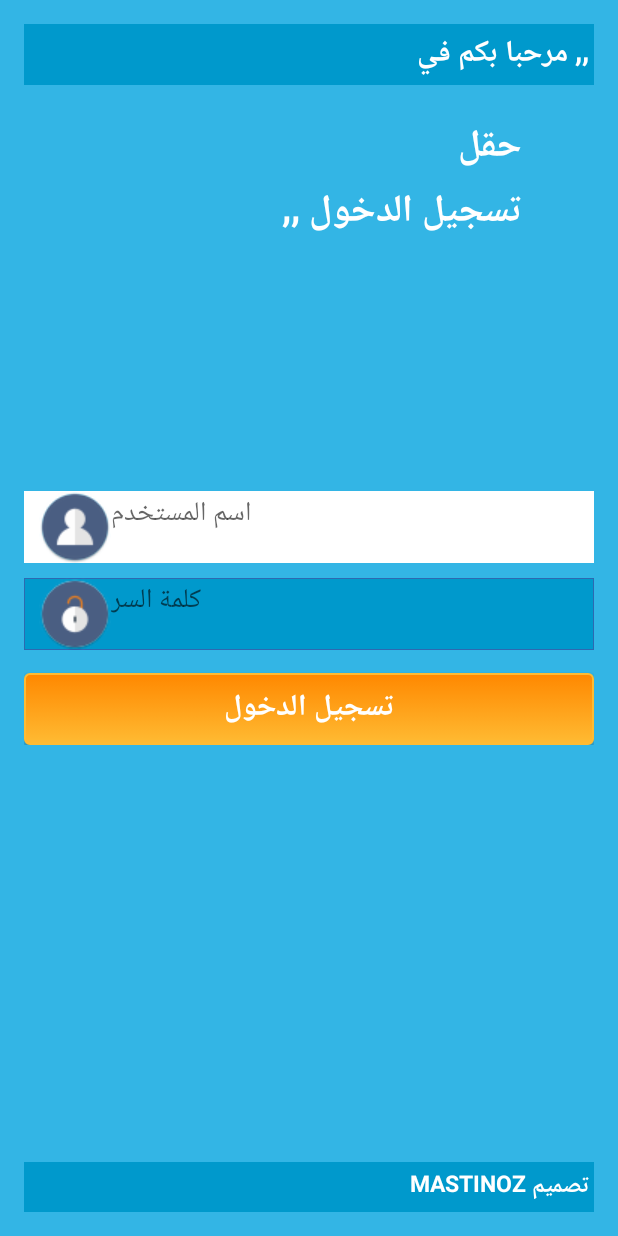
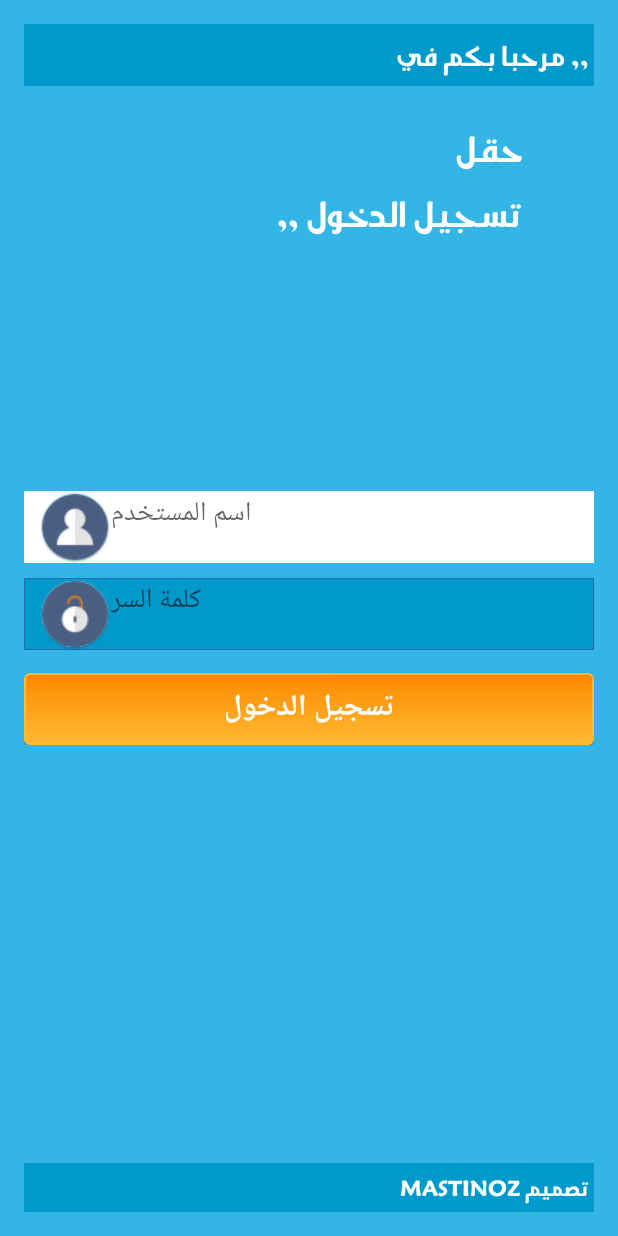
Before and after one commit to MyLhassane/LoginFormB, an Android app: the screen it shows after launch (LoginActivity), on a phone screen of 412 x 824 dp. Run offline under Robolectric (Android 15) with nearby library versions, the phone set to English and light mode, and no system bars.

Commit message:
25 - adding fonts to custom textview

```diff
--- /dev/null
+++ b/app/src/main/java/hassan_mastinoz/loginformb/widget/CustomeTextView.java
@@ -0,0 +1,64 @@
+package hassan_mastinoz.loginformb.widget;
+
+import android.content.Context;
+import android.content.res.TypedArray;
+import android.graphics.Typeface;
+import android.util.AttributeSet;
+import android.widget.TextView;
+
+import java.util.Locale;
+
+import hassan_mastinoz.loginformb.R;
+
+/**
+ * Created by hassan on 9/7/16.
+ */
+public class CustomeTextView extends TextView {
+
+    public CustomeTextView(Context context, AttributeSet attrs, int defStyle)
+    {
+        super(context, attrs, defStyle);
+        init(attrs);
+    }
+
+    public CustomeTextView(Context context, AttributeSet attrs)
+    {
+        super(context, attrs);
+        init(attrs);
+
+    }
+
+    public CustomeTextView(Context context)
+    {
+        super(context);
+        init(null);
+
+    }
+
+    private void init(AttributeSet attrs)
+    {
+        if (attrs!=null)
+        {
+            TypedArray a = getContext().obtainStyledAttributes(attrs, R.styleable.CustomeFont);
+            String fontName = a.getString(R.styleable.CustomeFont_AraJozoor_Regular);
+            if (Locale.getDefault().getDisplayLanguage().toString().equals("Arabic"))
+            {
+
+
+            }
+            else
+            {
+                a = getContext().obtainStyledAttributes(attrs, R.styleable.CustomeFont);
+                fontName = a.getString(R.styleable.CustomeFont_armalite_rifle);
+            }
+            if (fontName!=null)
+            {
+                Typeface myTypeface = Typeface.createFromAsset(getContext().getAssets(), "fonts/" +fontName);
+                setTypeface(myTypeface);
+            }
+            a.recycle();
+        }
+
+    }
+
+}
--- a/app/src/main/res/layout-v17/activity_login.xml
+++ b/app/src/main/res/layout-v17/activity_login.xml
@@ -1,6 +1,7 @@
 <?xml version="1.0" encoding="utf-8"?>
 <RelativeLayout xmlns:android="http://schemas.android.com/apk/res/android"
     xmlns:tools="http://schemas.android.com/tools"
+    xmlns:widget="http://schemas.android.com/apk/res-auto"
     android:layout_width="match_parent"
     android:layout_height="match_parent"
     android:background="@android:color/holo_blue_light"
@@ -10,7 +11,7 @@
     android:paddingTop="@dimen/activity_vertical_margin"
     tools:context="hassan_mastinoz.loginformb.LoginActivity">
 
-    <TextView
+    <hassan_mastinoz.loginformb.widget.CustomeTextView
         android:id="@+id/welcomeView"
         android:layout_width="match_parent"
         android:layout_height="wrap_content"
@@ -19,7 +20,8 @@
         android:text="@string/welcome_string"
         android:textColor="@android:color/primary_text_dark_nodisable"
         android:textSize="20sp"
-        android:textStyle="bold" />
+        android:textStyle="bold"
+        widget:armalite_rifle="AraJozoor-Regular.ttf"/>
 
     <LinearLayout
         android:layout_width="match_parent"
@@ -29,14 +31,15 @@
         android:gravity="center"
         android:weightSum="4">
 
-        <TextView
+        <hassan_mastinoz.loginformb.widget.CustomeTextView
             android:layout_width="0dp"
             android:layout_height="wrap_content"
             android:layout_weight="3"
             android:text="@string/signing_string"
             android:textColor="@android:color/primary_text_dark_nodisable"
             android:textSize="25sp"
-            android:textStyle="bold" />
+            android:textStyle="bold"
+            widget:armalite_rifle="AraJozoor-Regular.ttf"/>
 
     </LinearLayout>
 
@@ -87,7 +90,7 @@
 
     </LinearLayout>
 
-    <TextView
+    <hassan_mastinoz.loginformb.widget.CustomeTextView
         android:layout_width="match_parent"
         android:layout_height="wrap_content"
         android:layout_alignParentBottom="true"
@@ -98,6 +101,7 @@
         android:text="@string/des_by_string"
         android:textColor="@android:color/primary_text_dark_nodisable"
         android:textSize="15sp"
-        android:textStyle="bold" />
+        android:textStyle="bold"
+        widget:armalite_rifle="AraJozoor-Regular.ttf"/>
 
 </RelativeLayout>
--- a/app/src/main/res/layout/activity_login.xml
+++ b/app/src/main/res/layout/activity_login.xml
@@ -1,6 +1,7 @@
 <?xml version="1.0" encoding="utf-8"?>
 <RelativeLayout xmlns:android="http://schemas.android.com/apk/res/android"
     xmlns:tools="http://schemas.android.com/tools"
+    xmlns:widget="http://schemas.android.com/apk/res-auto"
     android:layout_width="match_parent"
     android:layout_height="match_parent"
     android:background="@android:color/holo_blue_light"
@@ -10,7 +11,7 @@
     android:paddingTop="@dimen/activity_vertical_margin"
     tools:context="hassan_mastinoz.loginformb.LoginActivity">
 
-    <TextView
+    <hassan_mastinoz.loginformb.widget.CustomeTextView
         android:id="@+id/welcomeView"
         android:layout_width="match_parent"
         android:layout_height="wrap_content"
@@ -19,7 +20,8 @@
         android:text="@string/welcome_string"
         android:textColor="@android:color/primary_text_dark_nodisable"
         android:textSize="20sp"
-        android:textStyle="bold" />
+        android:textStyle="bold"
+        widget:armalite_rifle="AraJozoor-Regular.ttf"/>
 
     <LinearLayout
         android:layout_width="match_parent"
@@ -29,14 +31,15 @@
         android:gravity="center"
         android:weightSum="4">
 
-        <TextView
+        <hassan_mastinoz.loginformb.widget.CustomeTextView
             android:layout_width="0dp"
             android:layout_height="wrap_content"
             android:layout_weight="3"
             android:text="@string/signing_string"
             android:textColor="@android:color/primary_text_dark_nodisable"
             android:textSize="25sp"
-            android:textStyle="bold" />
+            android:textStyle="bold"
+            widget:armalite_rifle="AraJozoor-Regular.ttf"/>
 
     </LinearLayout>
 
@@ -58,14 +61,9 @@
                 android:layout_width="match_parent"
                 android:layout_height="48dp"
                 android:background="@drawable/ed_bg"
-                android:drawableEnd="@drawable/user_ic"
                 android:hint="@string/username_hint_string"
                 android:inputType="textPersonName"
-                android:textColor="@android:color/primary_text_dark_nodisable"
-                android:padding="10dp"
-                android:singleLine="false"
-                android:drawablePadding="@dimen/activity_horizontal_margin"
-                />
+                android:textColor="@android:color/primary_text_dark_nodisable" />
 
             <EditText
                 android:id="@+id/passwordET"
@@ -75,8 +73,7 @@
                 android:background="@drawable/ed_bg"
                 android:hint="@string/password_hint_string"
                 android:inputType="textPassword"
-                android:textColor="@android:color/primary_text_dark_nodisable"
-                android:padding="10dp" />
+                android:textColor="@android:color/primary_text_dark_nodisable" />
 
             <Button
                 android:id="@+id/signingBtn"
@@ -93,7 +90,7 @@
 
     </LinearLayout>
 
-    <TextView
+    <hassan_mastinoz.loginformb.widget.CustomeTextView
         android:layout_width="match_parent"
         android:layout_height="wrap_content"
         android:layout_alignParentBottom="true"
@@ -104,6 +101,7 @@
         android:text="@string/des_by_string"
         android:textColor="@android:color/primary_text_dark_nodisable"
         android:textSize="15sp"
-        android:textStyle="bold" />
+        android:textStyle="bold"
+        widget:armalite_rifle="AraJozoor-Regular.ttf"/>
 
 </RelativeLayout>
--- a/app/src/main/res/values/attrs.xml
+++ b/app/src/main/res/values/attrs.xml
@@ -1,6 +1,7 @@
 <?xml version="1.0" encoding="utf-8"?>
 <resources>
     <declare-styleable name="CustomeFont">
-        <attr name="Scratch" format="string" />
+        <attr name="armalite_rifle" format="string" />
+        <attr name="AraJozoor_Regular" format="string" />
     </declare-styleable>
 </resources>
```
Also changed, not shown: app/src/main/assets/fonts/armalite_rifle.ttf (added).
